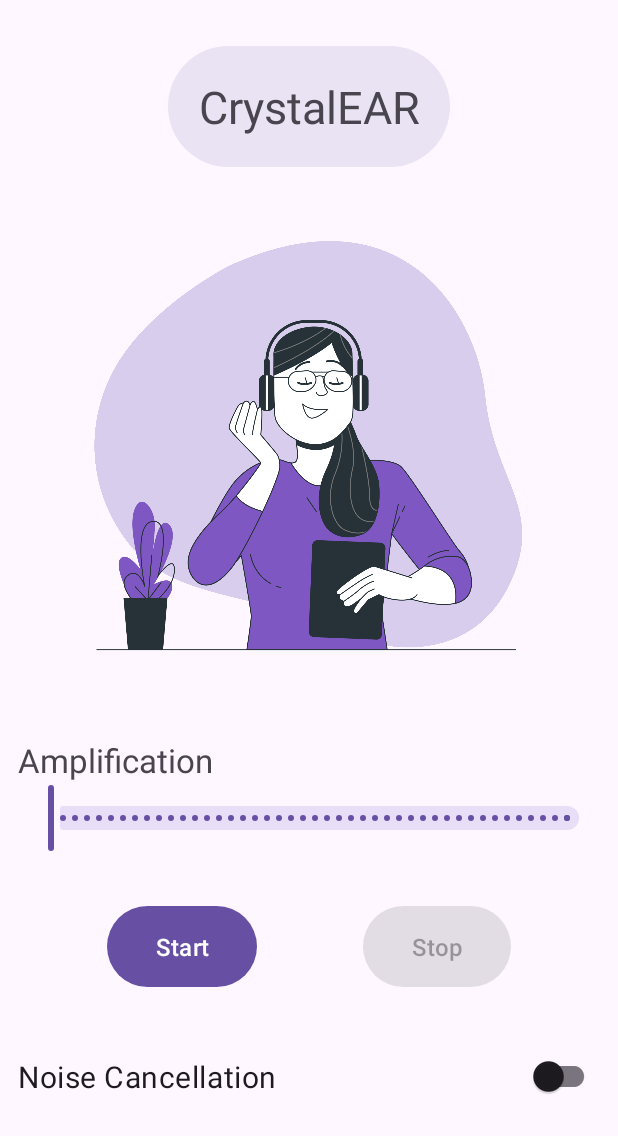
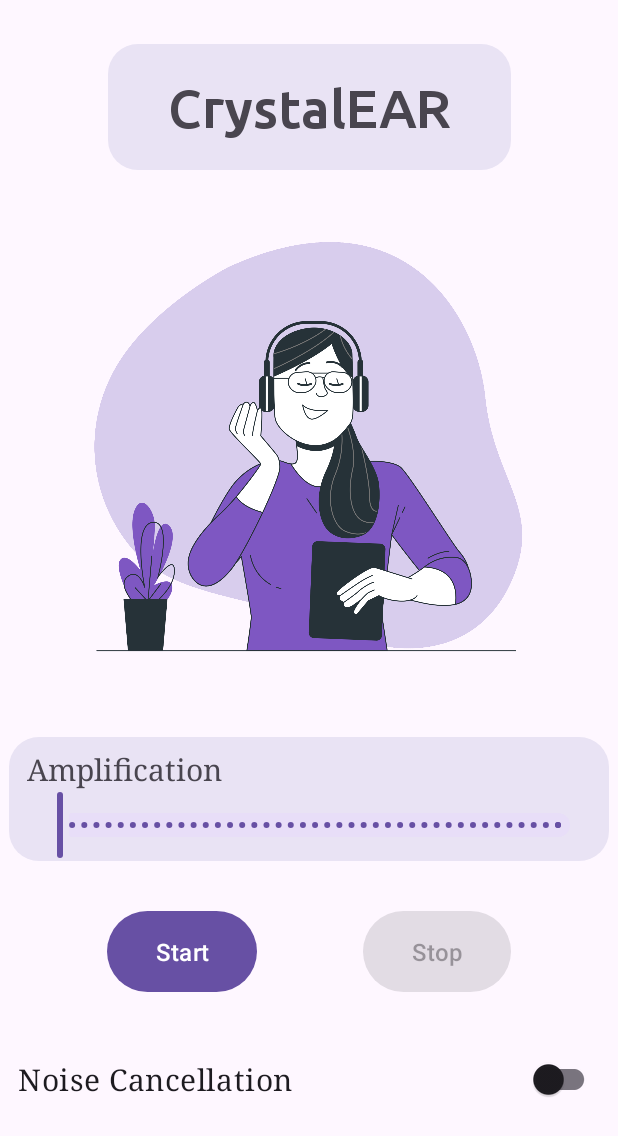
Before and after one commit to SaswataGiri/crystalear, an Android app: the layout activity_main.xml on its own in the app's theme, with its tools: preview values and no code run, on a phone screen of 412 x 824 dp. Shown: the top 1136 px of the screen. Run offline under Robolectric (Android 15) with nearby library versions, the light colour scheme and no system bars.

Commit message:
CrytalEAR v1.0.0

```diff
--- a/app/src/main/java/com/example/crystalear/MainActivity.kt
+++ b/app/src/main/java/com/example/crystalear/MainActivity.kt
@@ -166,18 +166,9 @@ class MainActivity : AppCompatActivity() {
     ) {
         super.onRequestPermissionsResult(requestCode, permissions, grantResults)
         if (requestCode == RECORD_AUDIO_PERMISSION) {
-            if (grantResults.isNotEmpty() && grantResults[0] == PackageManager.PERMISSION_GRANTED) {
-                startRealtimeAudio()
-            }
-            else {
+            if (grantResults.isNotEmpty() && grantResults[0] != PackageManager.PERMISSION_GRANTED) {
                 Toast.makeText(this, "Audio permission denied!", Toast.LENGTH_SHORT).show()
             }
-        }
-    }
-
-    private fun showToast(message: String) {
-        runOnUiThread {
-            Toast.makeText(this, message, Toast.LENGTH_SHORT).show()
         }
     }
 
--- a/app/src/main/res/drawable/rounded_corner.xml
+++ b/app/src/main/res/drawable/rounded_corner.xml
@@ -3,5 +3,5 @@
 
     <solid android:color="@color/light_purple" />
 
-    <corners android:radius="60dp" />
+    <corners android:radius="20dp" />
 </shape>
--- a/app/src/main/res/layout/activity_main.xml
+++ b/app/src/main/res/layout/activity_main.xml
@@ -16,7 +16,10 @@
         android:gravity="center"
         android:padding="20sp"
         android:text="@string/crystalear"
-        android:textSize="30sp"
+        android:textSize="36sp"
+        android:paddingStart="40sp"
+        android:paddingEnd="40sp"
+        android:fontFamily="@font/ubuntu_medium"
         app:layout_constraintBottom_toTopOf="@+id/img1"
         app:layout_constraintEnd_toEndOf="parent"
         app:layout_constraintStart_toStartOf="parent"
@@ -41,8 +44,12 @@
         android:orientation="vertical"
         app:layout_constraintStart_toStartOf="parent"
         app:layout_constraintEnd_toEndOf="parent"
+        android:paddingTop="8sp"
         app:layout_constraintTop_toBottomOf="@id/img1"
-        app:layout_constraintBottom_toTopOf="@id/button">
+        app:layout_constraintBottom_toTopOf="@id/button"
+        android:background="@drawable/rounded_corner"
+        android:layout_marginStart="6sp"
+        android:layout_marginEnd="6sp" >
 
         <TextView
             android:id="@+id/amplify"
@@ -50,7 +57,8 @@
             android:layout_height="wrap_content"
             android:paddingStart="12sp"
             android:text="@string/amplify"
-            android:textSize="22sp" />
+            android:textSize="20sp"
+            android:fontFamily="serif"/>
 
         <com.google.android.material.slider.Slider
             android:id="@+id/slider"
@@ -104,6 +112,7 @@
         android:padding="12sp"
         android:textSize="20sp"
         android:text="@string/noiseCancellation"
+        android:fontFamily="serif"
         app:layout_constraintTop_toBottomOf="@+id/button"
         app:layout_constraintStart_toStartOf="parent"
         app:layout_constraintEnd_toEndOf="parent"
--- a/app/src/main/res/values/themes.xml
+++ b/app/src/main/res/values/themes.xml
@@ -3,6 +3,7 @@
     <style name="Base.Theme.CrystalEAR" parent="Theme.Material3.DayNight.NoActionBar">
         <!-- Customize your light theme here. -->
         <!-- <item name="colorPrimary">@color/my_light_primary</item> -->
+        <item name="colorPrimaryVariant">@color/light_purple</item>
     </style>
 
     <style name="Theme.CrystalEAR" parent="Base.Theme.CrystalEAR" />
```
Also changed, not shown: app/src/main/res/font/ubuntu_medium.ttf (added).
